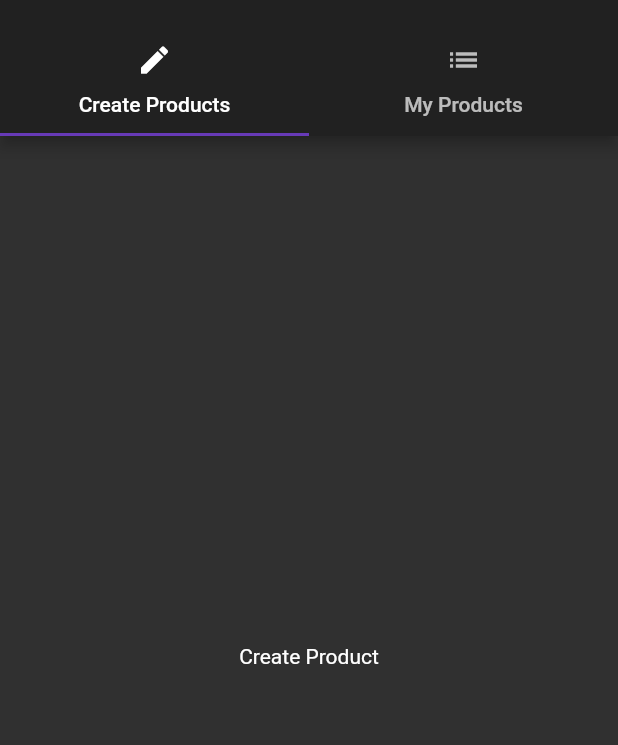
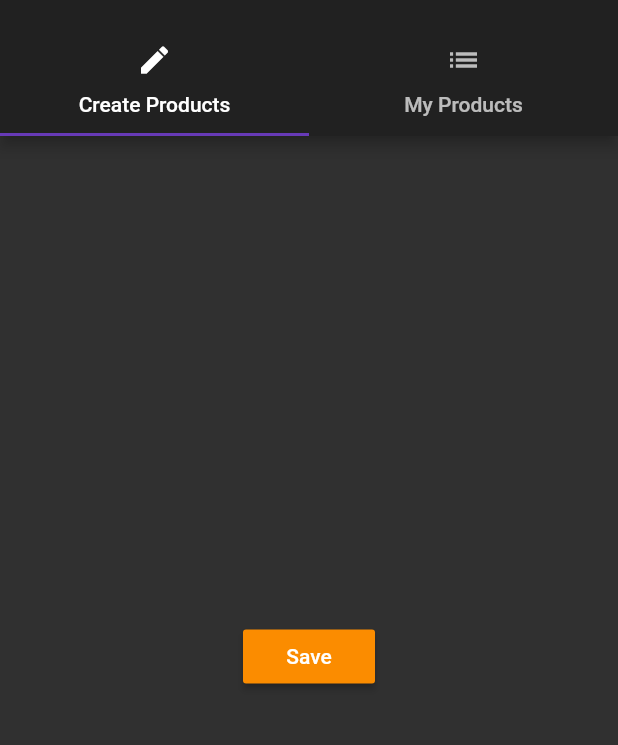
Before and after one commit to nima-abdpoor/Flutter-Project, a Flutter app: the ProductAdminPage screen opened by its route, on a phone screen of 412 x 824 dp, the part 59-804 px from its top. Run offline on Flutter 3.47's test engine with Material 2 defaults, Android fonts, the phone set to English and light mode, and no system bars.

Commit message:
showing a modal.

```diff
--- a/lib/Pages/Product_Create.dart
+++ b/lib/Pages/Product_Create.dart
@@ -4,6 +4,15 @@ import 'package:flutter/material.dart';
 class ProductCreatePage extends StatelessWidget{
   @override
   Widget build(BuildContext context) {
-    return Center(child: Text('Create Product'),);
+    return Center(child: RaisedButton(
+      child: Text('Save'),
+      onPressed: (){
+        showModalBottomSheet(context: context, builder: (BuildContext context){
+          return Center(
+            child: Text('this is modal!'),
+          );
+        });
+      },
+    ),);
   }
 }
```
